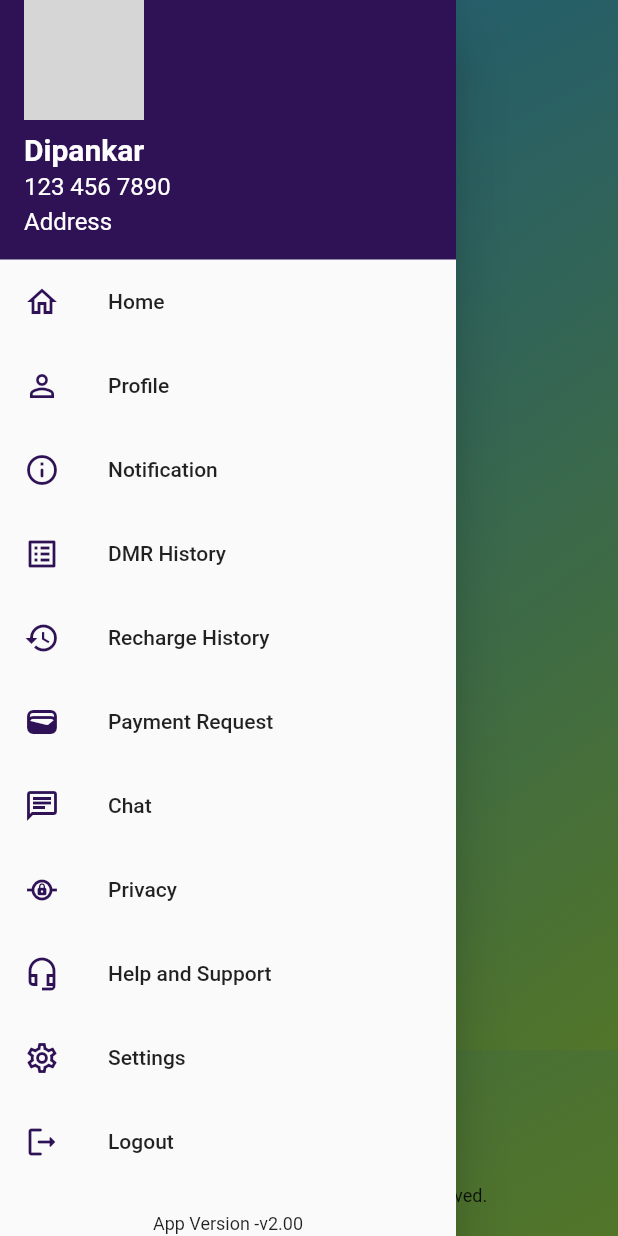
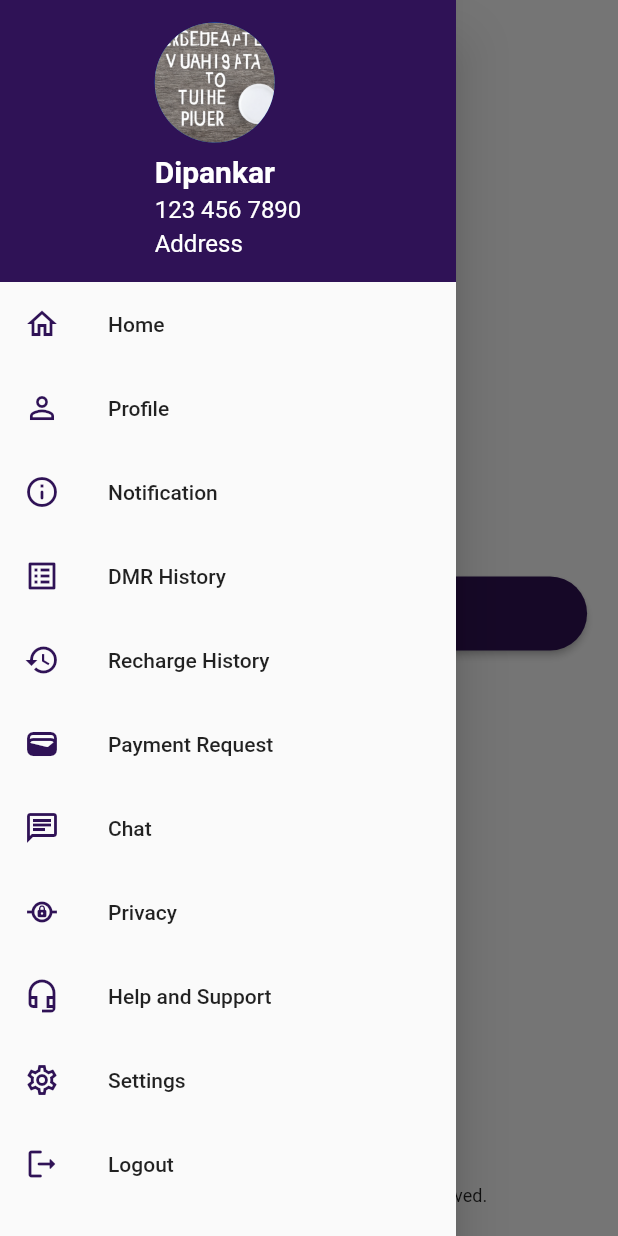
Before and after one commit to Master-Dipankar/flutter-nav-menu, a Flutter app: the screen it shows after launch, with the side drawer open, on a phone screen of 412 x 824 dp. Run offline on Flutter 3.47's test engine with Material 2 defaults, Android fonts, the light colour scheme and no system bars; our stand-ins replace flutter_datetime_picker; grey boxes are pictures that could not be loaded.

Commit message:
navbar completed version

```diff
--- a/lib/main.dart
+++ b/lib/main.dart
@@ -1,5 +1,6 @@
 import 'package:flutter/material.dart';
 import 'package:navmenu/pages/home.dart';
+// import 'package:navmenu/pages/home2.dart';
 
 void main(){
   runApp(const MyApp());
--- a/lib/pages/home.dart
+++ b/lib/pages/home.dart
@@ -1,5 +1,4 @@
 import 'package:flutter/material.dart';
-// import 'package:easy_sidemenu/easy_sidemenu.dart';
 import 'package:navmenu/pages/transaction2.dart';
 
 
@@ -11,18 +10,20 @@
 }
 //---------------- Side Navigation bar starts here---------------------------->
 class NavigationDrawer extends StatelessWidget {
-  const NavigationDrawer({Key? key}) : super(key: key);
+  final double drawerHeaderMarginTop;
+
+  const NavigationDrawer({Key? key, this.drawerHeaderMarginTop = 15})
+      : super(key: key);
 
   @override
   Widget build(BuildContext context) => Drawer(
     child: SingleChildScrollView(
       child: Column(
         crossAxisAlignment: CrossAxisAlignment.stretch,
-        children:<Widget> [
+        children: <Widget>[
           buildHeader(context),
           buildMenuItems(context),
         ],
-
       ),
     ),
   );
@@ -31,17 +32,18 @@
     return Container(
       color: const Color(0xFF2F1256),
       padding: EdgeInsets.only(
-        top: MediaQuery.of(context).padding.top,
+        top: MediaQuery.of(context).padding.top + drawerHeaderMarginTop,
         left: 16.0,
         right: 16.0,
         bottom: 16.0,
       ),
+      child: Center(
         child: Column(
           crossAxisAlignment: CrossAxisAlignment.start,
           children: const [
             CircleAvatar(
               radius: 40.0,
-            backgroundImage: AssetImage('assets/dp.png'),
+              backgroundImage: AssetImage("assets/dp.png"),
             ),
             SizedBox(height: 8.0),
             Text(
@@ -69,6 +71,7 @@
               ),
             ),
           ],
+        ),
       ),
     );
   }
@@ -132,13 +135,14 @@
           onTap: (){},
         ),
         Container(
-          padding: const EdgeInsets.symmetric(vertical: 20.0),
+          padding: const EdgeInsets.symmetric(vertical: 20.0, horizontal: 20.0),
           decoration: const BoxDecoration(
             color: Colors.transparent,
           ),
+          alignment: Alignment.centerLeft,
           child: const Text(
             'App Version -v2.00',
-            style: TextStyle(fontSize: 12.0),
+            style: TextStyle(fontSize: 15.0),
           ),
         ),
       ],
@@ -162,11 +166,12 @@
       body: SafeArea(
         child: Container(
           decoration: const BoxDecoration(
-            gradient: LinearGradient(
-              colors: [Colors.lightBlueAccent, Colors.lightGreenAccent],
-              begin: Alignment.topLeft,
-              end: Alignment.bottomRight,
-            ),
+            color: Colors.white70,
+            // gradient: LinearGradient(
+            //   colors: [Colors.lightBlueAccent, Colors.lightGreenAccent],
+            //   begin: Alignment.topLeft,
+            //   end: Alignment.bottomRight,
+            // ),
           ),
           child: Column(
             mainAxisAlignment: MainAxisAlignment.center,
@@ -185,23 +190,41 @@
                   ),
                 ],
               ),
+              // Row(
+              //   children: [
+              //     IconButton(
+              //       icon: const Icon(Icons.menu),
+              //       onPressed: () {
+              //         _scaffoldKey.currentState!.openDrawer();
+              //       },
+              //     ),
+              //     const Icon(
+              //       Icons.person,
+              //       size: 24.0,
+              //     ),
+              //   ],
+              // ),
               const SizedBox(height: 70.0),
               Expanded(
                 child: Container(
                   width: MediaQuery.of(context).size.width * 1.0,
                   alignment: Alignment.center,
                   decoration: const BoxDecoration(
-                    gradient: LinearGradient(
-                      colors: [Colors.lightBlueAccent, Colors.lightGreenAccent],
-                      begin: Alignment.topLeft,
-                      end: Alignment.bottomRight,
-                    ),
+                    color: Colors.white70,
+                    // gradient: LinearGradient(
+                    //   colors: [Colors.lightBlueAccent, Colors.lightGreenAccent],
+                    //   begin: Alignment.topLeft,
+                    //   end: Alignment.bottomRight,
+                    // ),
                   ),
                   child: Column(
                     mainAxisAlignment: MainAxisAlignment.center,
                     children: [
   //----------------Transaction button starts here---------------------------->
-                      ElevatedButton(
+                  SizedBox(
+                  width: MediaQuery.of(context).size.width * 0.9,
+                  height: MediaQuery.of(context).size.height * 0.06,
+                  child: ElevatedButton(
                     onPressed: () {
                       Navigator.push(
                         context,
@@ -212,7 +235,6 @@
                     },
                     style: ElevatedButton.styleFrom(
                       backgroundColor: const Color(0xFF2F1256),
-                          minimumSize: const Size(120, 45),
                       shape: RoundedRectangleBorder(
                         borderRadius: BorderRadius.circular(30),
                       ),
@@ -226,7 +248,36 @@
                       ),
                     ),
                   ),
-   //----------------Transaction button Ends here---------------------------->
+                ),
+
+  //                     ElevatedButton(
+  //                       onPressed: () {
+  //                         Navigator.push(
+  //                           context,
+  //                           MaterialPageRoute(
+  //                             builder: (context) => const Transaction2(),
+  //                           ),
+  //                         );
+  //                       },
+  //                       style: ElevatedButton.styleFrom(
+  //                         backgroundColor: const Color(0xFF2F1256),
+  //                         minimumSize: const Size(120, 45),
+  //                         shape: RoundedRectangleBorder(
+  //                           borderRadius: BorderRadius.circular(30),
+  //                         ),
+  //                       ),
+  //                       child: const Text(
+  //                         'Transactions',
+  //                         style: TextStyle(
+  //                           fontSize: 20.0,
+  //                           fontWeight: FontWeight.bold,
+  //                           fontFamily: 'Roboto',
+  //                         ),
+  //                       ),
+  //                     ),
+  //
+  // ----------------Transaction button Ends here---------------------------->
+//---------------------transaction button ends---------------->
                     ],
                   ),
                 ),
--- a/pubspec.yaml
+++ b/pubspec.yaml
@@ -63,9 +63,8 @@
   uses-material-design: true
 
   # To add assets to your application, add an assets section, like this:
-  # assets:
-  #   - images/a_dot_burr.jpeg
-  #   - images/a_dot_ham.jpeg
+  assets:
+  - assets/dp.png
 
   # An image asset can refer to one or more resolution-specific "variants", see
   # https://flutter.dev/assets-and-images/#resolution-aware
```
Also changed, not shown: lib/pages/home2.dart (added, +161 -0 lines), assets/dp.png (added). Lines whose indentation alone changed are shown as unchanged.
